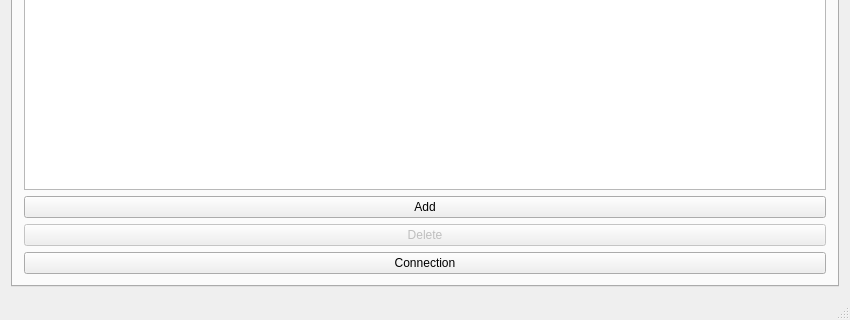
Old version of the form mainwindow.ui in the repository maggawaage/skil3; both pictures show x 0 to 850 and y 880 to 1200 of the 850 by 1200 pixel window.
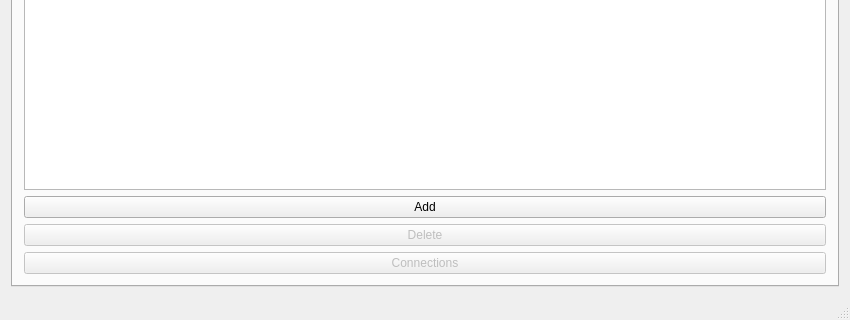
New version of the form. The open tabs and pages were chosen to show the change. Icons and pictures are not drawn.

What changed in the file:
```diff
--- a/mainwindow.ui
+++ b/mainwindow.ui
@@ -224,8 +224,11 @@
         </item>
         <item>
          <widget class="QPushButton" name="pushButtonComConnection">
+          <property name="enabled">
+           <bool>false</bool>
+          </property>
           <property name="text">
-           <string>Connection</string>
+           <string>Connections</string>
           </property>
          </widget>
         </item>
```
Left out of the diff: 5 changed lines with no effect on the pictures.
